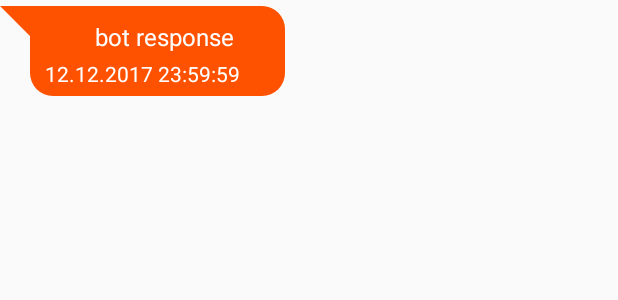
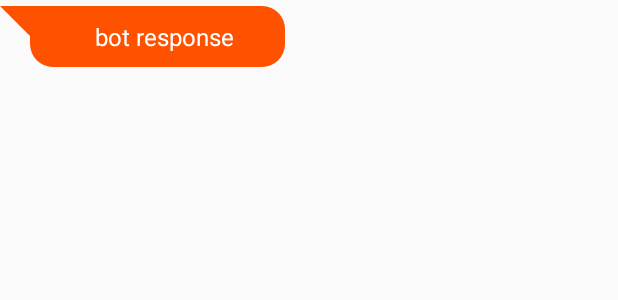
Before and after one commit to theaspect/api-bot, an Android app: the layout item_left.xml on its own in the app's theme, with its tools: preview values and no code run, on a phone screen of 412 x 824 dp. Shown: the top 300 px of the screen. Run offline under Robolectric (Android 15) with nearby library versions, the phone set to English and light mode, and no system bars.

Commit message:
Hide datetime

```diff
--- a/app/src/main/res/layout/item_left.xml
+++ b/app/src/main/res/layout/item_left.xml
@@ -49,7 +49,7 @@
         <TextView
             android:id="@+id/tvDate"
             android:layout_width="wrap_content"
-            android:layout_height="wrap_content"
+            android:layout_height="0dp"
             android:textColor="@android:color/white"
             tools:text="12.12.2017 23:59:59" />
 
--- a/app/src/main/res/layout/item_right.xml
+++ b/app/src/main/res/layout/item_right.xml
@@ -50,7 +50,7 @@
         <TextView
             android:id="@+id/tvDate"
             android:layout_width="wrap_content"
-            android:layout_height="wrap_content"
+            android:layout_height="0dp"
             android:layout_gravity="end"
             android:gravity="start|center_vertical"
             android:textColor="@android:color/white"
--- a/build.gradle
+++ b/build.gradle
@@ -22,7 +22,7 @@ buildscript {
         mavenCentral()
     }
     dependencies {
-        classpath 'com.android.tools.build:gradle:3.0.0'
+        classpath 'com.android.tools.build:gradle:3.0.1'
         classpath "org.jetbrains.kotlin:kotlin-gradle-plugin:$kotlin_version"
         classpath "io.realm:realm-gradle-plugin:$realm_version"
 
```
